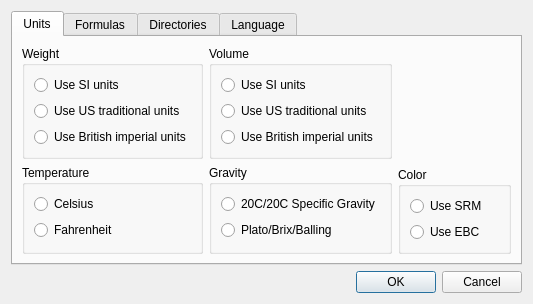
Qt form ui/optionsDialog.ui (Brewtarget/brewtarget) before a commit.
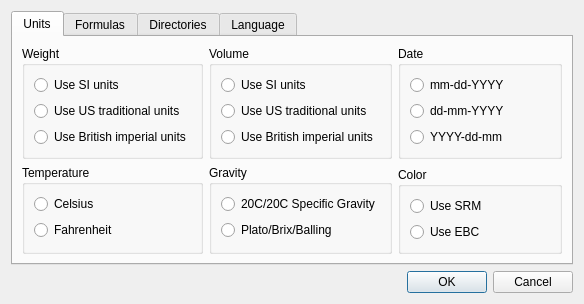
The same form after that commit. The open tabs and pages were chosen to show the change. Custom widgets are drawn as their Qt base class.

The edit to the form file:
```diff
--- a/ui/optionsDialog.ui
+++ b/ui/optionsDialog.ui
@@ -2,12 +2,15 @@
 <ui version="4.0">
  <class>optionsDialog</class>
  <widget class="QDialog" name="optionsDialog">
+  <property name="enabled">
+   <bool>true</bool>
+  </property>
   <property name="geometry">
    <rect>
     <x>0</x>
     <y>0</y>
-    <width>533</width>
-    <height>283</height>
+    <width>584</width>
+    <height>294</height>
    </rect>
   </property>
   <property name="windowTitle">
@@ -146,6 +149,36 @@
        </item>
        <item>
         <layout class="QVBoxLayout" name="verticalLayout_12">
+         <item>
+          <widget class="QGroupBox" name="groupBox_6">
+           <property name="title">
+            <string>Date</string>
+           </property>
+           <layout class="QVBoxLayout" name="verticalLayout_15">
+            <item>
+             <widget class="QRadioButton" name="radioButton_usDate">
+              <property name="text">
+               <string>mm-dd-YYYY</string>
+              </property>
+             </widget>
+            </item>
+            <item>
+             <widget class="QRadioButton" name="radioButton_euDate">
+              <property name="text">
+               <string>dd-mm-YYYY</string>
+              </property>
+             </widget>
+            </item>
+            <item>
+             <widget class="QRadioButton" name="radioButton_isoDate">
+              <property name="text">
+               <string>YYYY-dd-mm</string>
+              </property>
+             </widget>
+            </item>
+           </layout>
+          </widget>
+         </item>
          <item>
           <spacer name="verticalSpacer_3">
            <property name="orientation">
@@ -477,6 +510,13 @@
    </item>
   </layout>
  </widget>
+ <customwidgets>
+  <customwidget>
+   <class>BtGenericEdit</class>
+   <extends>QLineEdit</extends>
+   <header>BtLineEdit.h</header>
+  </customwidget>
+ </customwidgets>
  <tabstops>
   <tabstop>tabWidget</tabstop>
   <tabstop>weight_si</tabstop>
```
Left out of the diff: 8 changed lines with no effect on the pictures.
